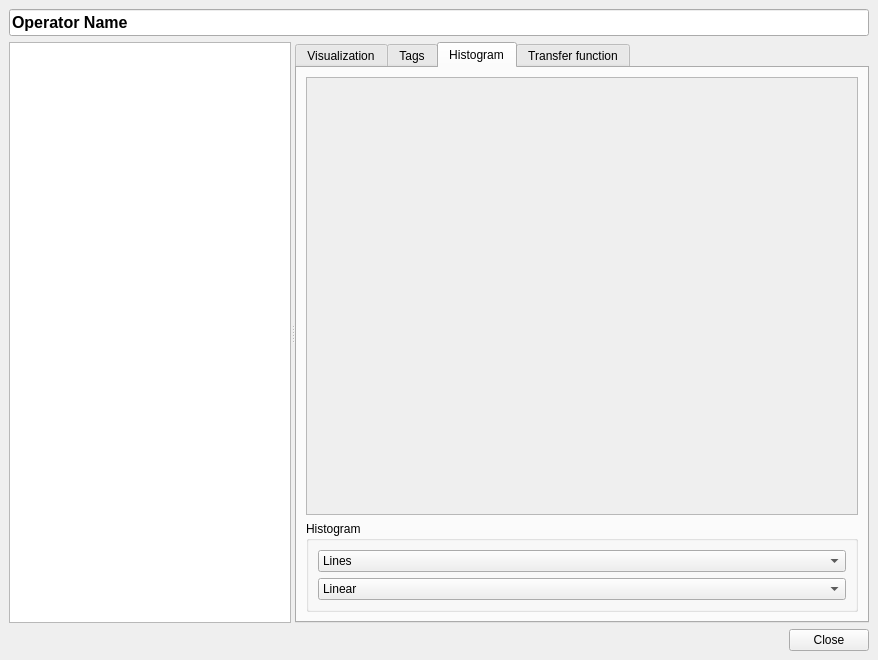
The window that ui/visualization.ui (ploki/darkflow) describes before a commit, drawn with Qt 5.
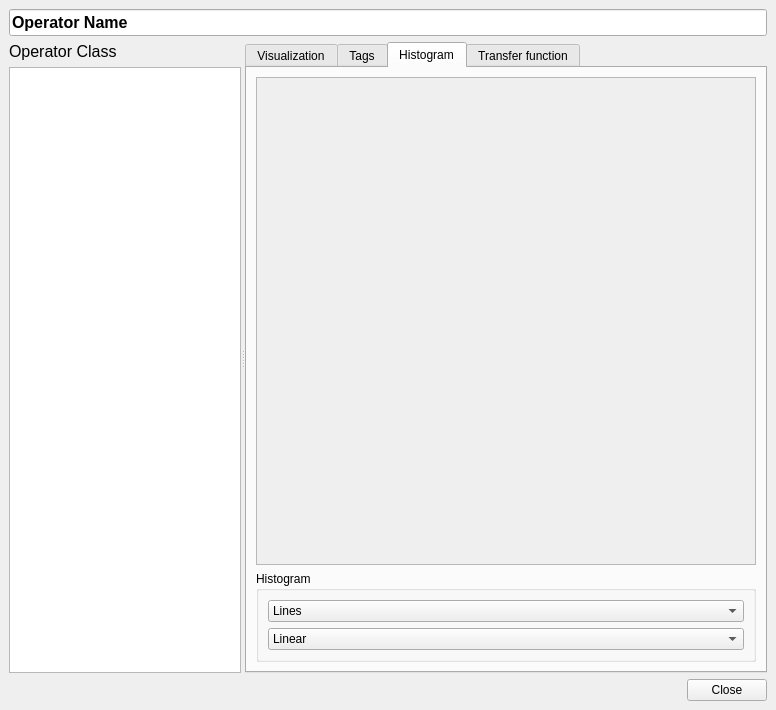
The same window after the commit. The open tabs and pages were chosen to show the change.

Commit message: source layout + operator class id in vis window

```diff
--- a/ui/visualization.ui
+++ b/ui/visualization.ui
@@ -6,8 +6,8 @@
    <rect>
     <x>0</x>
     <y>0</y>
-    <width>878</width>
-    <height>660</height>
+    <width>776</width>
+    <height>710</height>
    </rect>
   </property>
   <property name="windowTitle">
@@ -37,7 +37,23 @@
       <widget class="QWidget" name="widget" native="true">
        <layout class="QVBoxLayout" name="verticalLayout_2">
         <item>
-         <widget class="QTreeView" name="treeview_photos"/>
+         <widget class="QLabel" name="operatorClass">
+          <property name="font">
+           <font>
+            <pointsize>12</pointsize>
+           </font>
+          </property>
+          <property name="text">
+           <string>Operator Class</string>
+          </property>
+         </widget>
+        </item>
+        <item>
+         <widget class="QTreeView" name="treeview_photos">
+          <property name="indentation">
+           <number>10</number>
+          </property>
+         </widget>
         </item>
        </layout>
       </widget>
@@ -416,14 +432,6 @@
                <bool>true</bool>
               </property>
               <widget class="QWidget" name="scrollAreaWidgetContents_2">
-               <property name="geometry">
-                <rect>
-                 <x>0</x>
-                 <y>0</y>
-                 <width>536</width>
-                 <height>418</height>
-                </rect>
-               </property>
                <layout class="QVBoxLayout" name="verticalLayout_9">
                 <item>
                  <widget class="QWidget" name="content_histogram" native="true">
```
Left out of the diff: 10 changed lines with no effect on the pictures. The commit also changes 4 other files.
